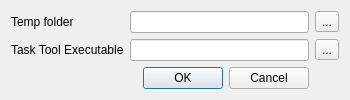
Before: the Qt Designer form ConfigurationEditingTool/src/tasktoolsettingsdialog.ui in MickaelOnTheWave/GuimicK, drawn with Qt 5.
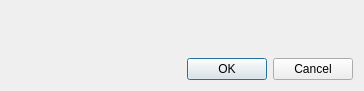
After: the same form once the commit is applied. Custom widgets are drawn as their Qt base class.

Commit message: Updated ConfigurationEditor to use path selection component.

The edit to the form file:
```diff
--- a/ConfigurationEditingTool/src/tasktoolsettingsdialog.ui
+++ b/ConfigurationEditingTool/src/tasktoolsettingsdialog.ui
@@ -6,48 +6,14 @@
    <rect>
     <x>0</x>
     <y>0</y>
-    <width>350</width>
-    <height>92</height>
+    <width>364</width>
+    <height>91</height>
    </rect>
   </property>
   <property name="windowTitle">
    <string>Task Tool Settings</string>
   </property>
   <layout class="QGridLayout" name="gridLayout">
-   <item row="0" column="0">
-    <widget class="QLabel" name="label">
-     <property name="text">
-      <string>Temp folder</string>
-     </property>
-    </widget>
-   </item>
-   <item row="0" column="2">
-    <widget class="QLineEdit" name="tempFolderEdit"/>
-   </item>
-   <item row="0" column="3">
-    <widget class="QToolButton" name="tempFolderButton">
-     <property name="text">
-      <string>...</string>
-     </property>
-    </widget>
-   </item>
-   <item row="1" column="0" colspan="2">
-    <widget class="QLabel" name="label_2">
-     <property name="text">
-      <string>Task Tool Executable</string>
-     </property>
-    </widget>
-   </item>
-   <item row="1" column="2">
-    <widget class="QLineEdit" name="taskToolEdit"/>
-   </item>
-   <item row="1" column="3">
-    <widget class="QToolButton" name="taskToolButton">
-     <property name="text">
-      <string>...</string>
-     </property>
-    </widget>
-   </item>
    <item row="2" column="1" colspan="2">
     <widget class="QDialogButtonBox" name="buttonBox">
      <property name="orientation">
@@ -58,8 +24,22 @@
      </property>
     </widget>
    </item>
+   <item row="0" column="0" colspan="3">
+    <widget class="PathSelectionControl" name="tempFolderWidget" native="true"/>
+   </item>
+   <item row="1" column="0" colspan="3">
+    <widget class="PathSelectionControl" name="executableSelectionWidget" native="true"/>
+   </item>
   </layout>
  </widget>
+ <customwidgets>
+  <customwidget>
+   <class>PathSelectionControl</class>
+   <extends>QWidget</extends>
+   <header location="global">pathselectioncontrol.h</header>
+   <container>1</container>
+  </customwidget>
+ </customwidgets>
  <resources/>
  <connections>
   <connection>
```
The commit also changes 7 other files.
